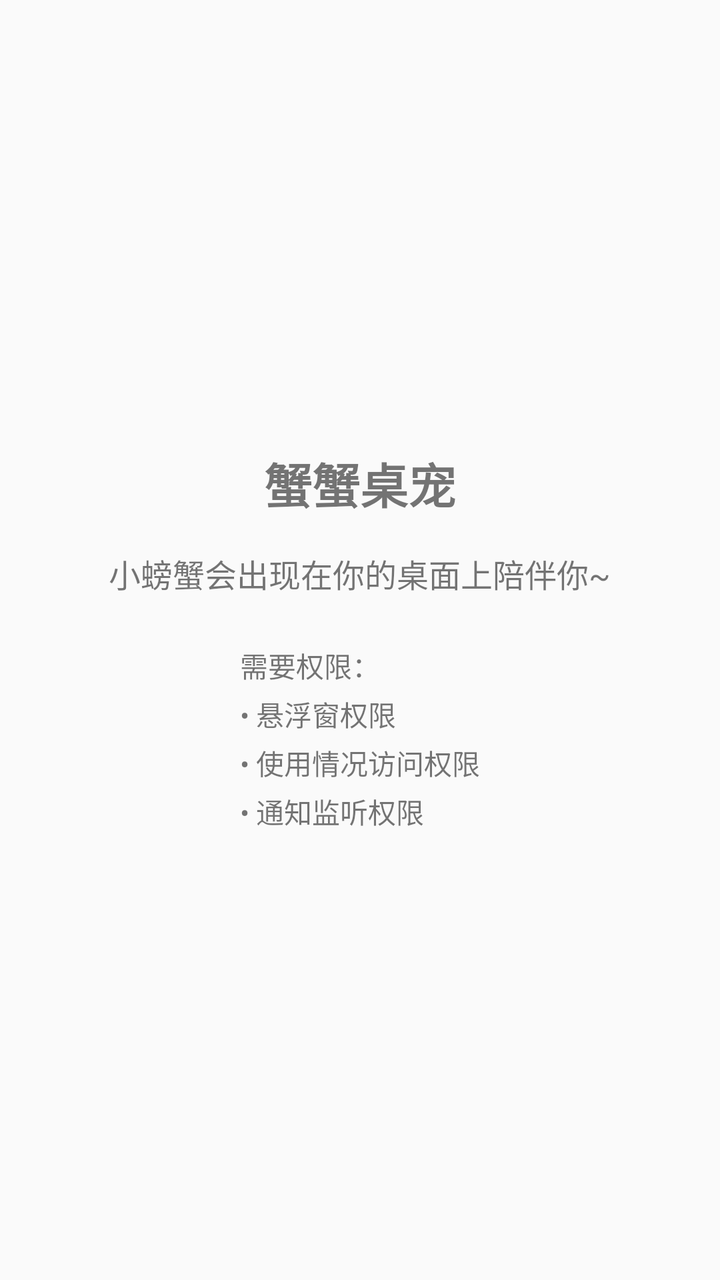
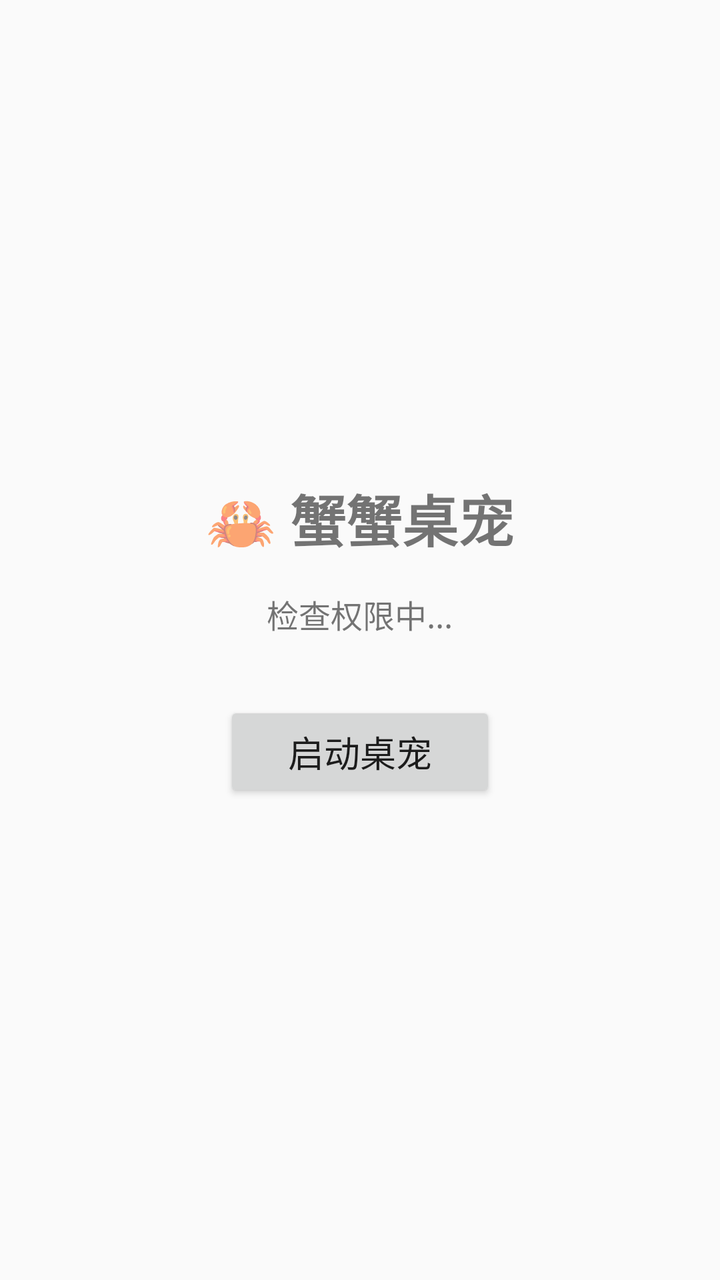

The first picture is an Android layout as it rendered before a commit; the second is the same layout after the commit. The layout source and the unified diff follow.
<!-- AndroidManifest.xml: activity theme Theme.CrabPet -->
<!-- res/layout/activity_main.xml -->
<?xml version="1.0" encoding="utf-8"?>
<LinearLayout xmlns:android="http://schemas.android.com/apk/res/android"
    android:layout_width="match_parent"
    android:layout_height="match_parent"
    android:orientation="vertical"
    android:gravity="center"
    android:padding="24dp">

    <TextView
        android:layout_width="wrap_content"
        android:layout_height="wrap_content"
        android:text="蟹蟹桌宠"
        android:textSize="24sp"
        android:textStyle="bold"
        android:layout_marginBottom="16dp"/>

    <TextView
        android:layout_width="wrap_content"
        android:layout_height="wrap_content"
        android:text="小螃蟹会出现在你的桌面上陪伴你~"
        android:textSize="16sp"
        android:gravity="center"
        android:layout_marginBottom="24dp"/>

    <TextView
        android:layout_width="wrap_content"
        android:layout_height="wrap_content"
        android:text="需要权限：\n• 悬浮窗权限\n• 使用情况访问权限\n• 通知监听权限"
        android:textSize="14sp"
        android:lineSpacingExtra="4dp"/>

</LinearLayout>
<!-- resources referenced by this layout -->
<resources>
  <style name="Theme.CrabPet" parent="Theme.AppCompat.Light.DarkActionBar">
          <item name="colorPrimary">#FF9966</item>
          <item name="colorPrimaryDark">#CC6633</item>
          <item name="colorAccent">#FFB399</item>
      </style>
</resources>

<!-- the commit's change to res/layout/activity_main.xml (unified diff, before → after) -->
@@ -9,24 +9,27 @@
     <TextView
         android:layout_width="wrap_content"
         android:layout_height="wrap_content"
-        android:text="蟹蟹桌宠"
-        android:textSize="24sp"
+        android:text="🦀 蟹蟹桌宠"
+        android:textSize="28sp"
         android:textStyle="bold"
         android:layout_marginBottom="16dp"/>
 
     <TextView
+        android:id="@+id/tv_status"
         android:layout_width="wrap_content"
         android:layout_height="wrap_content"
-        android:text="小螃蟹会出现在你的桌面上陪伴你~"
+        android:text="检查权限中..."
         android:textSize="16sp"
         android:gravity="center"
-        android:layout_marginBottom="24dp"/>
+        android:layout_marginBottom="32dp"/>
 
-    <TextView
+    <Button
+        android:id="@+id/btn_start"
         android:layout_width="wrap_content"
         android:layout_height="wrap_content"
-        android:text="需要权限：\n• 悬浮窗权限\n• 使用情况访问权限\n• 通知监听权限"
-        android:textSize="14sp"
-        android:lineSpacingExtra="4dp"/>
+        android:text="启动桌宠"
+        android:textSize="18sp"
+        android:paddingHorizontal="32dp"
+        android:paddingVertical="12dp"/>
 
 </LinearLayout>
